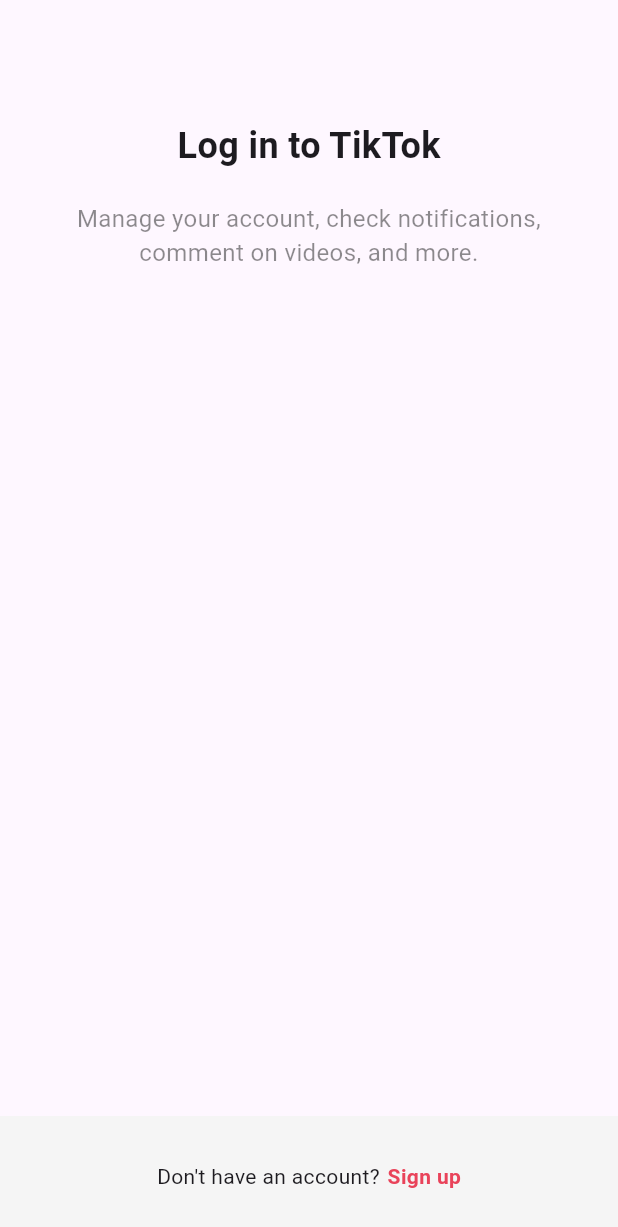
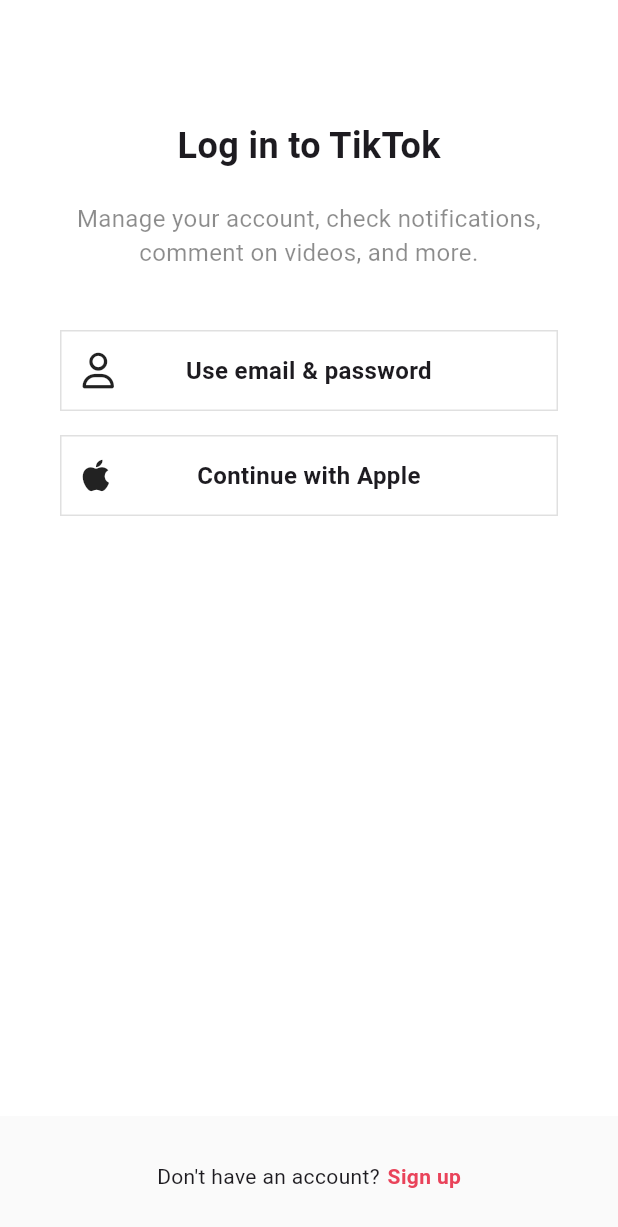
Before and after one commit to dwarves1/tiktok_clone, a Flutter app: the screen it shows after launch, after a tap on "Log in", on a phone screen of 412 x 824 dp. Shown: the top 1227 px of the screen. Run offline on Flutter 3.47's test engine with Material 3 defaults, Android fonts, the phone set to English and light mode, and no system bars; our stand-ins replace font_awesome_flutter.

Commit message:
Implement authentication flow with email and password screens, and update UI components(4-6)

```diff
--- a/lib/features/authentication/login_screen.dart
+++ b/lib/features/authentication/login_screen.dart
@@ -1,12 +1,14 @@
 import 'package:flutter/material.dart';
+import 'package:font_awesome_flutter/font_awesome_flutter.dart';
 import 'package:tiktok_clone/constants/gaps.dart';
 import 'package:tiktok_clone/constants/sizes.dart';
 import 'package:tiktok_clone/features/authentication/sign_up_screen.dart';
+import 'package:tiktok_clone/features/authentication/widgets/auth_button.dart';
 
 class LoginScreen extends StatelessWidget {
   const LoginScreen({super.key});
 
-  void onSignUpTap(BuildContext context) {
+  void _onSignUpTap(BuildContext context) {
     Navigator.of(
       context,
       // push는 화면 위에 화면을 쌓음
@@ -36,12 +38,22 @@ class LoginScreen extends StatelessWidget {
                 style: TextStyle(fontSize: Sizes.size16, color: Colors.black45),
                 textAlign: TextAlign.center,
               ),
+              Gaps.v40,
+              AuthButton(
+                icon: FaIcon(FontAwesomeIcons.user),
+                text: "Use email & password",
+              ),
+              Gaps.v16,
+              AuthButton(
+                icon: FaIcon(FontAwesomeIcons.apple),
+                text: "Continue with Apple",
+              ),
             ],
           ),
         ),
       ),
       bottomNavigationBar: BottomAppBar(
-        color: Colors.grey.shade100,
+        color: Colors.grey.shade50,
         elevation: 2,
         child: Padding(
           padding: const EdgeInsets.symmetric(vertical: Sizes.size10),
@@ -51,7 +63,7 @@ class LoginScreen extends StatelessWidget {
               const Text("Don't have an account?"),
               Gaps.h5,
               GestureDetector(
-                onTap: () => onSignUpTap(context),
+                onTap: () => _onSignUpTap(context),
                 child: Text(
                   "Sign up",
                   style: TextStyle(
--- a/lib/features/authentication/sign_up_screen.dart
+++ b/lib/features/authentication/sign_up_screen.dart
@@ -1,16 +1,25 @@
 import 'package:flutter/material.dart';
+import 'package:font_awesome_flutter/font_awesome_flutter.dart';
 import 'package:tiktok_clone/constants/gaps.dart';
 import 'package:tiktok_clone/constants/sizes.dart';
+import 'package:tiktok_clone/features/authentication/email_screen.dart';
 import 'package:tiktok_clone/features/authentication/login_screen.dart';
+import 'package:tiktok_clone/features/authentication/username_screen.dart';
 import 'package:tiktok_clone/features/authentication/widgets/auth_button.dart';
 
 class SignUpScreen extends StatelessWidget {
   const SignUpScreen({super.key});
 
-  void onLoginTap(BuildContext context) {
+  void _onLoginTap(BuildContext context) {
     Navigator.of(
       context,
     ).push(MaterialPageRoute(builder: (context) => LoginScreen()));
+  }
+
+  void _onEmailTap(BuildContext context) {
+    Navigator.of(
+      context,
+    ).push(MaterialPageRoute(builder: (context) => UsernameScreen()));
   }
 
   @override
@@ -36,14 +45,24 @@ class SignUpScreen extends StatelessWidget {
                 textAlign: TextAlign.center,
               ),
               Gaps.v40,
-              AuthButton(text: "Use phone or email"),
-              AuthButton(text: "Continue with Apple"),
+              GestureDetector(
+                onTap: () => _onEmailTap(context),
+                child: AuthButton(
+                  icon: FaIcon(FontAwesomeIcons.user),
+                  text: "Use email & password",
+                ),
+              ),
+              Gaps.v16,
+              AuthButton(
+                icon: FaIcon(FontAwesomeIcons.apple),
+                text: "Continue with Apple",
+              ),
             ],
           ),
         ),
       ),
       bottomNavigationBar: BottomAppBar(
-        color: Colors.grey.shade100,
+        color: Colors.grey.shade50,
         elevation: 2,
         child: Padding(
           padding: const EdgeInsets.symmetric(vertical: Sizes.size10),
@@ -53,7 +72,7 @@ class SignUpScreen extends StatelessWidget {
               const Text("Already have an account?"),
               Gaps.h5,
               GestureDetector(
-                onTap: () => onLoginTap(context),
+                onTap: () => _onLoginTap(context),
                 child: Text(
                   "Log in",
                   style: TextStyle(
--- a/lib/features/authentication/widgets/auth_button.dart
+++ b/lib/features/authentication/widgets/auth_button.dart
@@ -1,10 +1,12 @@
 import 'package:flutter/material.dart';
+import 'package:font_awesome_flutter/font_awesome_flutter.dart';
 import 'package:tiktok_clone/constants/sizes.dart';
 
 class AuthButton extends StatelessWidget {
   final String text;
+  final FaIcon icon;
 
-  const AuthButton({super.key, required this.text});
+  const AuthButton({super.key, required this.text, required this.icon});
 
   @override
   Widget build(BuildContext context) {
@@ -12,14 +14,23 @@ class AuthButton extends StatelessWidget {
       // 부모에 비례하는 크기의 박스, widthFactor = 1 > 100%크기
       widthFactor: 1,
       child: Container(
-        padding: EdgeInsets.symmetric(vertical: Sizes.size14),
+        padding: EdgeInsets.all(Sizes.size14),
         decoration: BoxDecoration(
           border: Border.all(color: Colors.grey.shade300, width: Sizes.size1),
         ),
-        child: Text(
-          text,
-          style: TextStyle(fontSize: Sizes.size16, fontWeight: FontWeight.w600),
-          textAlign: TextAlign.center,
+        child: Stack(
+          alignment: Alignment.center,
+          children: [
+            Align(alignment: Alignment.centerLeft, child: icon),
+            Text(
+              text,
+              style: TextStyle(
+                fontSize: Sizes.size16,
+                fontWeight: FontWeight.w600,
+              ),
+              textAlign: TextAlign.center,
+            ),
+          ],
         ),
       ),
     );
--- a/lib/main.dart
+++ b/lib/main.dart
@@ -16,7 +16,20 @@ class TikTokApp extends StatelessWidget {
   Widget build(BuildContext context) {
     return MaterialApp(
       title: 'Tiktok clone',
-      theme: ThemeData(primaryColor: const Color(0xFFE9435A)),
+      theme: ThemeData(
+        primaryColor: const Color(0xFFE9435A),
+        scaffoldBackgroundColor: Colors.white,
+        appBarTheme: const AppBarTheme(
+          backgroundColor: Colors.white,
+          foregroundColor: Colors.black,
+          elevation: 0,
+          titleTextStyle: TextStyle(
+            fontSize: Sizes.size16 + Sizes.size2,
+            fontWeight: FontWeight.w600,
+            color: Colors.black,
+          ),
+        ),
+      ),
       home: const SignUpScreen(),
     );
   }
--- a/pubspec.yaml
+++ b/pubspec.yaml
@@ -34,6 +34,8 @@ dependencies:
   # The following adds the Cupertino Icons font to your application.
   # Use with the CupertinoIcons class for iOS style icons.
   cupertino_icons: ^1.0.8
+
+  font_awesome_flutter: 10.3.0
 
 dev_dependencies:
   flutter_test:
```
Also changed, not shown: lib/features/authentication/email_screen.dart (added, +115 -0 lines), lib/features/authentication/password_screen.dart (added, +10 -0 lines), lib/features/authentication/username_screen.dart (added, +91 -0 lines), lib/features/authentication/widgets/form_button.dart (added, +33 -0 lines), pubspec.lock.
